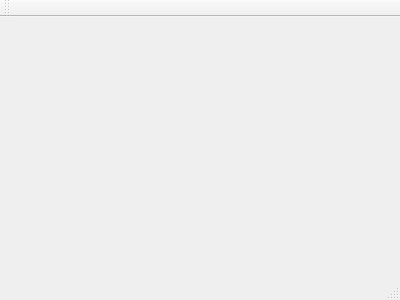
This is src/tanksgui.ui in BGCX067/fami-game-2015-git as Qt 5 draws it before an edit. The edited form follows.
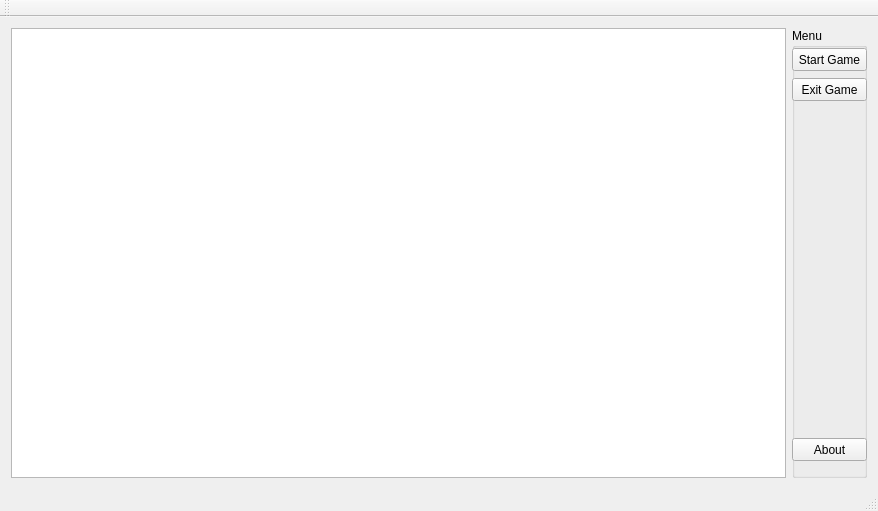
This is the edited form.

Commit message: Первый макет интерфейса.

```diff
--- a/src/tanksgui.ui
+++ b/src/tanksgui.ui
@@ -1,24 +1,101 @@
 <ui version="4.0">
  <class>TanksGUI</class>
  <widget class="QMainWindow" name="TanksGUI" >
-  <property name="geometry" >
+  <property name="geometry">
    <rect>
     <x>0</x>
     <y>0</y>
-    <width>400</width>
-    <height>300</height>
+    <width>878</width>
+    <height>511</height>
    </rect>
   </property>
   <property name="windowTitle" >
    <string>TanksGUI</string>
   </property>
-  <widget class="QMenuBar" name="menuBar" />
-  <widget class="QToolBar" name="mainToolBar" />
-  <widget class="QWidget" name="centralWidget" />
-  <widget class="QStatusBar" name="statusBar" />
+  <widget class="QWidget" name="centralWidget">
+   <layout class="QGridLayout" name="gridLayout_2">
+    <item row="0" column="1">
+     <layout class="QGridLayout" name="gridLayout">
+      <item row="0" column="0">
+       <widget class="QGraphicsView" name="graphicsView"/>
+      </item>
+     </layout>
+    </item>
+    <item row="0" column="2">
+     <widget class="QGroupBox" name="groupBox">
+      <property name="minimumSize">
+       <size>
+        <width>75</width>
+        <height>0</height>
+       </size>
+      </property>
+      <property name="title">
+       <string>Menu</string>
+      </property>
+      <widget class="QPushButton" name="pushButton">
+       <property name="geometry">
+        <rect>
+         <x>0</x>
+         <y>20</y>
+         <width>75</width>
+         <height>23</height>
+        </rect>
+       </property>
+       <property name="text">
+        <string>Start Game</string>
+       </property>
+      </widget>
+      <widget class="QPushButton" name="pushButton_2">
+       <property name="geometry">
+        <rect>
+         <x>0</x>
+         <y>50</y>
+         <width>75</width>
+         <height>23</height>
+        </rect>
+       </property>
+       <property name="text">
+        <string>Exit Game</string>
+       </property>
+      </widget>
+      <widget class="QPushButton" name="pushButton_3">
+       <property name="geometry">
+        <rect>
+         <x>0</x>
+         <y>410</y>
+         <width>75</width>
+         <height>23</height>
+        </rect>
+       </property>
+       <property name="text">
+        <string>About</string>
+       </property>
+      </widget>
+     </widget>
+    </item>
+   </layout>
+  </widget>
+  <widget class="QMenuBar" name="menuBar">
+   <property name="geometry">
+    <rect>
+     <x>0</x>
+     <y>0</y>
+     <width>878</width>
+     <height>21</height>
+    </rect>
+   </property>
+  </widget>
+  <widget class="QToolBar" name="mainToolBar">
+   <attribute name="toolBarArea">
+    <enum>TopToolBarArea</enum>
+   </attribute>
+   <attribute name="toolBarBreak">
+    <bool>false</bool>
+   </attribute>
+  </widget>
+  <widget class="QStatusBar" name="statusBar"/>
  </widget>
- <layoutDefault spacing="6" margin="11" />
- <pixmapfunction></pixmapfunction>
+ <layoutdefault spacing="6" margin="11"/>
  <resources/>
  <connections/>
 </ui>
```
Left out of the diff: 2 changed lines with no effect on the pictures. The commit also changes 2 other files.
